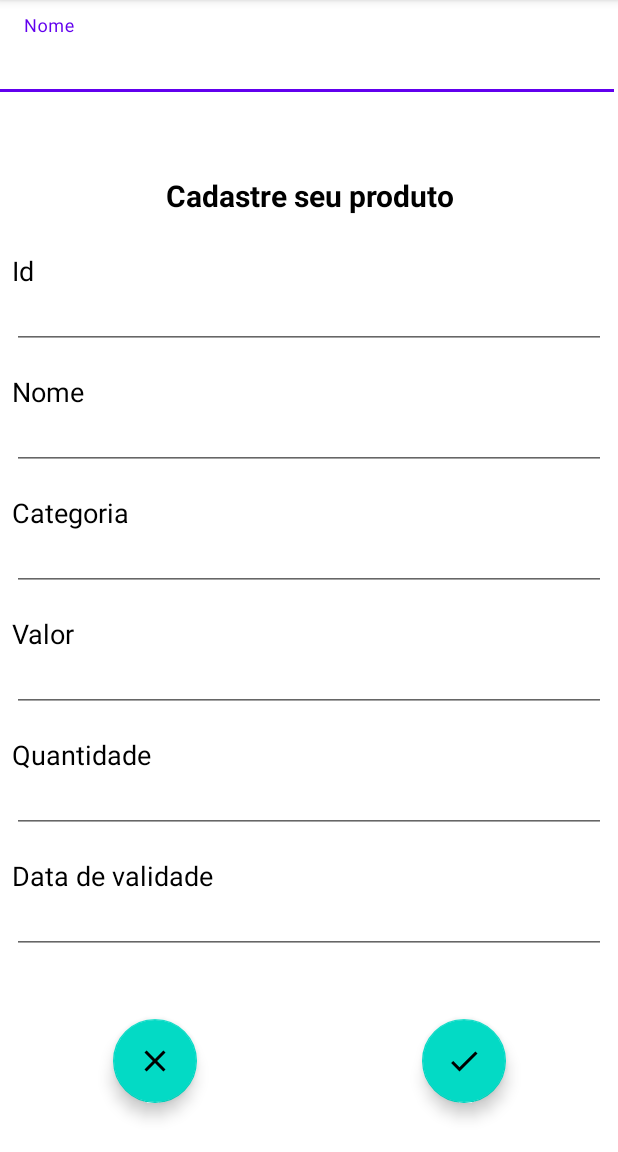
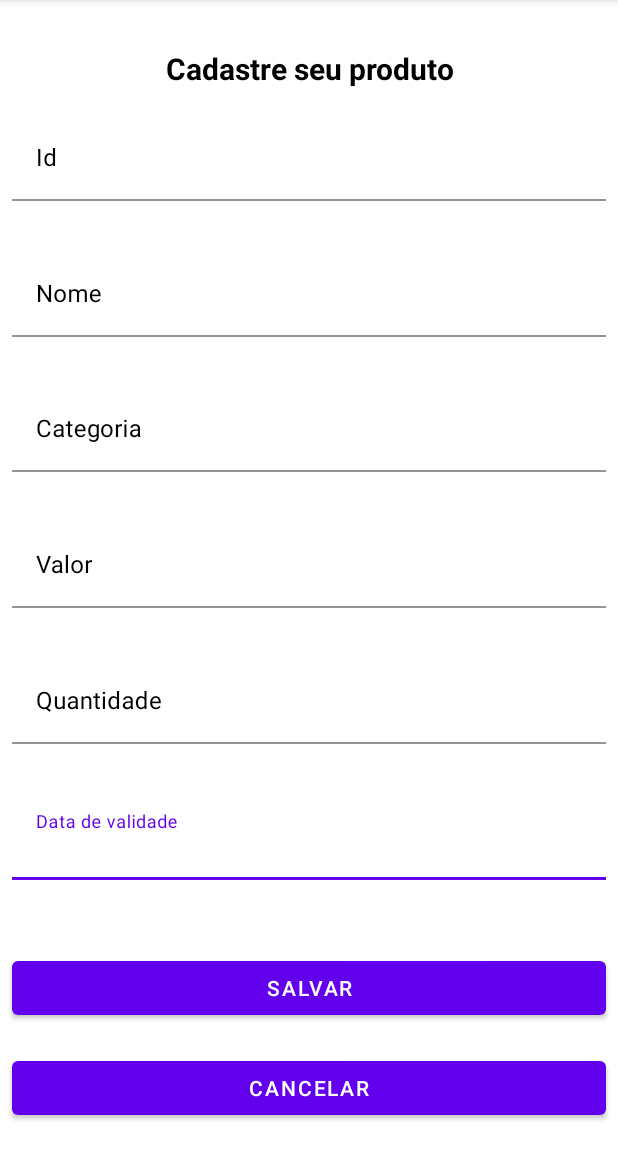
Before and after one commit to victorDioni/Crud_Android, an Android app: the CadastrarProdutoActivity screen opened directly, with no data from a screen before it, on a phone screen of 412 x 824 dp, the part 84-1236 px from its top. Run offline under Robolectric (Android 15) with nearby library versions, the phone set to English and light mode, and no system bars.

Commit message:
Alterando layout da tela de cadastrar produto

```diff
--- a/app/src/main/res/layout/activity_cadastrar_produto.xml
+++ b/app/src/main/res/layout/activity_cadastrar_produto.xml
@@ -7,247 +7,179 @@
     android:layout_column="10">
 
     <com.google.android.material.textfield.TextInputLayout
-        android:layout_width="409dp"
+        android:id="@+id/textInputLayoutDataValidade"
+        android:layout_width="0dp"
         android:layout_height="wrap_content"
-        android:animateLayoutChanges="true"
-        android:hint="Nome"
-        app:layout_constraintCircleRadius="1dp"
-        app:suffixTextColor="@color/black"
-        tools:layout_editor_absoluteX="1dp"
-        tools:layout_editor_absoluteY="31dp">
+        android:layout_marginStart="8dp"
+        android:layout_marginEnd="8dp"
+        android:layout_marginBottom="30dp"
+        android:textColorHint="@color/black"
+        app:layout_constraintBottom_toTopOf="@+id/btnSalvar"
+        app:layout_constraintEnd_toEndOf="parent"
+        app:layout_constraintStart_toStartOf="parent"
+        app:layout_constraintTop_toBottomOf="@+id/textInputLayoutQuantidade">
+
+        <com.google.android.material.textfield.TextInputEditText
+            android:id="@+id/textInputEditTextDataValidade"
+            android:layout_width="match_parent"
+            android:layout_height="wrap_content"
+            android:backgroundTint="@color/white"
+            android:hint="Data de validade"
+            android:textColor="@color/black" />
+    </com.google.android.material.textfield.TextInputLayout>
+
+    <TextView
+        android:id="@+id/txtCadastrarProduto"
+        android:layout_width="0dp"
+        android:layout_height="wrap_content"
+        android:layout_marginStart="8dp"
+        android:layout_marginTop="32dp"
+        android:layout_marginEnd="8dp"
+        android:layout_marginBottom="16dp"
+        android:text="Cadastre seu produto"
+        android:textAlignment="center"
+        android:textColor="@color/black"
+        android:textSize="20dp"
+        android:textStyle="bold"
+        app:layout_constraintBottom_toTopOf="@+id/textInputLayout"
+        app:layout_constraintEnd_toEndOf="parent"
+        app:layout_constraintStart_toStartOf="parent"
+        app:layout_constraintTop_toTopOf="parent"
+        app:layout_constraintVertical_chainStyle="packed" />
+
+    <com.google.android.material.textfield.TextInputLayout
+        android:id="@+id/textInputLayoutId"
+        android:layout_width="0dp"
+        android:layout_height="wrap_content"
+        android:layout_marginStart="8dp"
+        android:layout_marginEnd="8dp"
+        android:layout_marginBottom="16dp"
+        android:textColorHint="@color/black"
+        app:layout_constraintBottom_toTopOf="@+id/textInputLayoutNome"
+        app:layout_constraintEnd_toEndOf="parent"
+        app:layout_constraintStart_toStartOf="parent"
+        app:layout_constraintTop_toBottomOf="@+id/txtCadastrarProduto">
 
         <com.google.android.material.textfield.TextInputEditText
             android:layout_width="match_parent"
             android:layout_height="wrap_content"
             android:backgroundTint="@color/white"
             android:textColor="@color/black"
-            android:textSize="20sp" />
+            android:hint="Id" />
     </com.google.android.material.textfield.TextInputLayout>
 
-    <com.google.android.material.floatingactionbutton.FloatingActionButton
-        android:id="@+id/floatingActionButton2"
-        android:layout_width="wrap_content"
-        android:layout_height="wrap_content"
-        android:layout_marginStart="8dp"
-        android:layout_marginTop="35dp"
-        android:layout_marginBottom="24dp"
-        android:clickable="true"
-        app:layout_constraintBottom_toBottomOf="parent"
-        app:layout_constraintEnd_toStartOf="@+id/floatingActionButton"
-        app:layout_constraintHorizontal_bias="0.5"
-        app:layout_constraintHorizontal_chainStyle="packed"
-        app:layout_constraintStart_toStartOf="parent"
-        app:layout_constraintTop_toBottomOf="@+id/editTextDate"
-        app:srcCompat="@drawable/ic_fechar_branco" />
-
-    <com.google.android.material.floatingactionbutton.FloatingActionButton
-        android:id="@+id/floatingActionButton"
-        android:layout_width="wrap_content"
-        android:layout_height="wrap_content"
-        android:layout_marginStart="150dp"
-        android:layout_marginTop="35dp"
-        android:layout_marginEnd="8dp"
-        android:layout_marginBottom="24dp"
-        android:clickable="true"
-        app:layout_constraintBottom_toBottomOf="parent"
-        app:layout_constraintEnd_toEndOf="parent"
-        app:layout_constraintHorizontal_bias="0.5"
-        app:layout_constraintStart_toEndOf="@+id/floatingActionButton2"
-        app:layout_constraintTop_toBottomOf="@+id/editTextDate"
-        app:srcCompat="@drawable/ic_add_branco" />
-
-    <TextView
-        android:id="@+id/textView6"
-        android:layout_width="0dp"
-        android:layout_height="wrap_content"
-        android:layout_marginStart="8dp"
-        android:layout_marginEnd="8dp"
-        android:text="Id"
-        android:textColor="@color/black"
-        android:textSize="18sp"
-        app:layout_constraintBottom_toTopOf="@+id/editTextNumber"
-        app:layout_constraintEnd_toEndOf="parent"
-        app:layout_constraintStart_toStartOf="parent"
-        app:layout_constraintTop_toBottomOf="@+id/txtCadastrarProduto" />
-
-    <TextView
-        android:id="@+id/txtCadastrarProduto"
-        android:layout_width="0dp"
-        android:layout_height="wrap_content"
-        android:layout_marginStart="8dp"
-        android:layout_marginEnd="8dp"
-        android:layout_marginBottom="24dp"
-        android:text="Cadastre seu produto"
-        android:textAlignment="center"
-        android:textColor="@color/black"
-        android:textSize="20sp"
-        android:textStyle="bold"
-        app:layout_constraintBottom_toTopOf="@+id/textView6"
-        app:layout_constraintEnd_toEndOf="parent"
-        app:layout_constraintStart_toStartOf="parent"
-        app:layout_constraintTop_toTopOf="parent"
-        app:layout_constraintVertical_chainStyle="packed" />
-
-    <EditText
-        android:id="@+id/editTextNumber"
+    <com.google.android.material.textfield.TextInputLayout
+        android:id="@+id/textInputLayoutNome"
         android:layout_width="0dp"
         android:layout_height="wrap_content"
         android:layout_marginStart="8dp"
         android:layout_marginEnd="8dp"
         android:layout_marginBottom="16dp"
-        android:ems="10"
-        android:inputType="number"
-        android:textSize="14sp"
-        app:layout_constraintBottom_toTopOf="@+id/textView4"
+        android:textColorHint="@color/black"
+        app:layout_constraintBottom_toTopOf="@+id/textInputLayoutCategoria"
         app:layout_constraintEnd_toEndOf="parent"
         app:layout_constraintStart_toStartOf="parent"
-        app:layout_constraintTop_toBottomOf="@+id/textView6" />
+        app:layout_constraintTop_toBottomOf="@+id/textInputLayoutId">
 
-    <EditText
-        android:id="@+id/editTextTextPersonName"
+        <com.google.android.material.textfield.TextInputEditText
+            android:layout_width="match_parent"
+            android:layout_height="wrap_content"
+            android:id="@+id/textInputEditTextNome"
+            android:backgroundTint="@color/white"
+            android:textColor="@color/black"
+            android:hint="Nome" />
+    </com.google.android.material.textfield.TextInputLayout>
+
+    <com.google.android.material.textfield.TextInputLayout
+        android:id="@+id/textInputLayoutCategoria"
         android:layout_width="0dp"
         android:layout_height="wrap_content"
         android:layout_marginStart="8dp"
         android:layout_marginEnd="8dp"
         android:layout_marginBottom="16dp"
-        android:ems="10"
-        android:inputType="textPersonName"
-        android:textSize="14sp"
-        app:layout_constraintBottom_toTopOf="@+id/textView5"
+
+        android:textColorHint="@color/black"
+        app:layout_constraintBottom_toTopOf="@+id/textInputLayoutValor"
         app:layout_constraintEnd_toEndOf="parent"
         app:layout_constraintStart_toStartOf="parent"
-        app:layout_constraintTop_toBottomOf="@+id/textView4" />
+        app:layout_constraintTop_toBottomOf="@+id/textInputLayoutNome">
 
-    <TextView
-        android:id="@+id/textView7"
-        android:layout_width="0dp"
-        android:layout_height="wrap_content"
-        android:layout_marginStart="8dp"
-        android:layout_marginEnd="8dp"
-        android:text="Data de validade"
-        android:textColor="@color/black"
-        android:textSize="18sp"
-        app:layout_constraintBottom_toTopOf="@+id/editTextDate"
-        app:layout_constraintEnd_toEndOf="parent"
-        app:layout_constraintStart_toStartOf="parent"
-        app:layout_constraintTop_toBottomOf="@+id/editTextNumber2" />
+        <com.google.android.material.textfield.TextInputEditText
+            android:layout_width="match_parent"
+            android:layout_height="wrap_content"
+            android:id="@+id/textInputEditTextCategoria"
+            android:backgroundTint="@color/white"
+            android:textColor="@color/black"
+            android:hint="Categoria" />
+    </com.google.android.material.textfield.TextInputLayout>
 
-    <TextView
-        android:id="@+id/textView4"
-        android:layout_width="0dp"
-        android:layout_height="wrap_content"
-        android:layout_marginStart="8dp"
-        android:layout_marginEnd="8dp"
-        android:text="Nome"
-        android:textColor="@color/black"
-        android:textSize="18sp"
-        app:layout_constraintBottom_toTopOf="@+id/editTextTextPersonName"
-        app:layout_constraintEnd_toEndOf="parent"
-        app:layout_constraintStart_toStartOf="parent"
-        app:layout_constraintTop_toBottomOf="@+id/editTextNumber" />
-
-    <TextView
-        android:id="@+id/textView3"
-        android:layout_width="0dp"
-        android:layout_height="wrap_content"
-        android:layout_marginStart="8dp"
-        android:layout_marginEnd="8dp"
-        android:text="Quantidade"
-        android:textColor="@color/black"
-        android:textSize="18sp"
-        app:layout_constraintBottom_toTopOf="@+id/editTextNumber2"
-        app:layout_constraintEnd_toEndOf="parent"
-        app:layout_constraintStart_toStartOf="parent"
-        app:layout_constraintTop_toBottomOf="@+id/editTextNumberDecimal" />
-
-    <EditText
-        android:id="@+id/editTextTextPersonName2"
+    <com.google.android.material.textfield.TextInputLayout
+        android:id="@+id/textInputLayoutQuantidade"
         android:layout_width="0dp"
         android:layout_height="wrap_content"
         android:layout_marginStart="8dp"
         android:layout_marginEnd="8dp"
         android:layout_marginBottom="16dp"
-        android:ems="10"
-        android:inputType="textPersonName"
-        android:textSize="14sp"
-        app:layout_constraintBottom_toTopOf="@+id/textView8"
+        android:textColorHint="@color/black"
+        app:layout_constraintBottom_toTopOf="@+id/textInputLayoutDataValidade"
         app:layout_constraintEnd_toEndOf="parent"
         app:layout_constraintStart_toStartOf="parent"
-        app:layout_constraintTop_toBottomOf="@+id/textView5" />
+        app:layout_constraintTop_toBottomOf="@+id/textInputLayoutValor">
 
-    <TextView
-        android:id="@+id/textView8"
-        android:layout_width="0dp"
-        android:layout_height="wrap_content"
-        android:layout_marginStart="8dp"
-        android:layout_marginEnd="8dp"
-        android:text="Valor"
-        android:textColor="@color/black"
-        android:textSize="18sp"
-        app:layout_constraintBottom_toTopOf="@+id/editTextNumberDecimal"
-        app:layout_constraintEnd_toEndOf="parent"
-        app:layout_constraintStart_toStartOf="parent"
-        app:layout_constraintTop_toBottomOf="@+id/editTextTextPersonName2" />
+        <com.google.android.material.textfield.TextInputEditText
+            android:layout_width="match_parent"
+            android:layout_height="wrap_content"
+            android:id="@+id/textInputEditTextQuantidade"
+            android:backgroundTint="@color/white"
+            android:textColor="@color/black"
+            android:hint="Quantidade" />
+    </com.google.android.material.textfield.TextInputLayout>
 
-    <EditText
-        android:id="@+id/editTextNumber2"
+    <com.google.android.material.textfield.TextInputLayout
+        android:id="@+id/textInputLayoutValor"
         android:layout_width="0dp"
         android:layout_height="wrap_content"
         android:layout_marginStart="8dp"
         android:layout_marginEnd="8dp"
         android:layout_marginBottom="16dp"
-        android:ems="10"
-        android:inputType="number"
-        android:textSize="14sp"
-        app:layout_constraintBottom_toTopOf="@+id/textView7"
+        android:textColorHint="@color/black"
+        app:layout_constraintBottom_toTopOf="@+id/textInputLayoutQuantidade"
         app:layout_constraintEnd_toEndOf="parent"
         app:layout_constraintStart_toStartOf="parent"
-        app:layout_constraintTop_toBottomOf="@+id/textView3" />
+        app:layout_constraintTop_toBottomOf="@+id/textInputLayoutCategoria">
 
-    <TextView
-        android:id="@+id/textView5"
+        <com.google.android.material.textfield.TextInputEditText
+            android:layout_width="match_parent"
+            android:layout_height="wrap_content"
+            android:id="@+id/textInputEditTextValor"
+            android:backgroundTint="@color/white"
+            android:textColor="@color/black"
+            android:hint="Valor" />
+    </com.google.android.material.textfield.TextInputLayout>
+
+    <Button
+        android:id="@+id/btnSalvar"
         android:layout_width="0dp"
         android:layout_height="wrap_content"
         android:layout_marginStart="8dp"
         android:layout_marginEnd="8dp"
-        android:text="Categoria"
-        android:textColor="@color/black"
-        android:textSize="18sp"
-        app:layout_constraintBottom_toTopOf="@+id/editTextTextPersonName2"
+        android:text="Salvar"
+        app:layout_constraintBottom_toTopOf="@+id/btnCancelar"
         app:layout_constraintEnd_toEndOf="parent"
         app:layout_constraintStart_toStartOf="parent"
-        app:layout_constraintTop_toBottomOf="@+id/editTextTextPersonName" />
+        app:layout_constraintTop_toBottomOf="@+id/textInputLayoutDataValidade"
+        tools:ignore="MissingConstraints" />
 
-    <EditText
-        android:id="@+id/editTextNumberDecimal"
+    <Button
+        android:id="@+id/btnCancelar"
         android:layout_width="0dp"
         android:layout_height="wrap_content"
         android:layout_marginStart="8dp"
         android:layout_marginEnd="8dp"
-        android:layout_marginBottom="16dp"
-        android:ems="10"
-        android:inputType="numberDecimal"
-        android:textSize="14sp"
-        app:layout_constraintBottom_toTopOf="@+id/textView3"
-        app:layout_constraintEnd_toEndOf="parent"
-        app:layout_constraintHorizontal_bias="0.173"
-        app:layout_constraintStart_toStartOf="parent"
-        app:layout_constraintTop_toBottomOf="@+id/textView8" />
-
-    <EditText
-        android:id="@+id/editTextDate"
-        android:layout_width="0dp"
-        android:layout_height="wrap_content"
-        android:layout_marginStart="8dp"
-        android:layout_marginEnd="8dp"
-        android:layout_marginBottom="16dp"
-        android:ems="10"
-        android:inputType="date"
-        android:textSize="14sp"
+        android:text="Cancelar"
         app:layout_constraintBottom_toBottomOf="parent"
         app:layout_constraintEnd_toEndOf="parent"
-        app:layout_constraintHorizontal_bias="0.147"
         app:layout_constraintStart_toStartOf="parent"
-        app:layout_constraintTop_toBottomOf="@+id/textView7" />
-
+        app:layout_constraintTop_toBottomOf="@+id/btnSalvar"
+        tools:ignore="MissingConstraints" />
 </androidx.constraintlayout.widget.ConstraintLayout>
```
